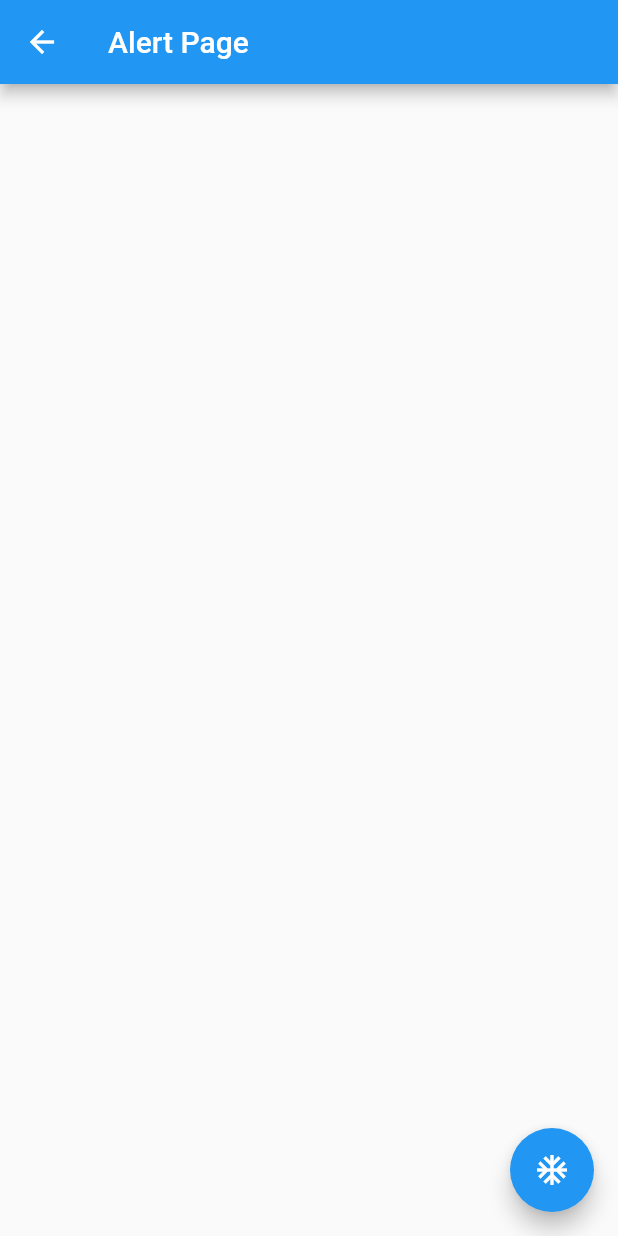
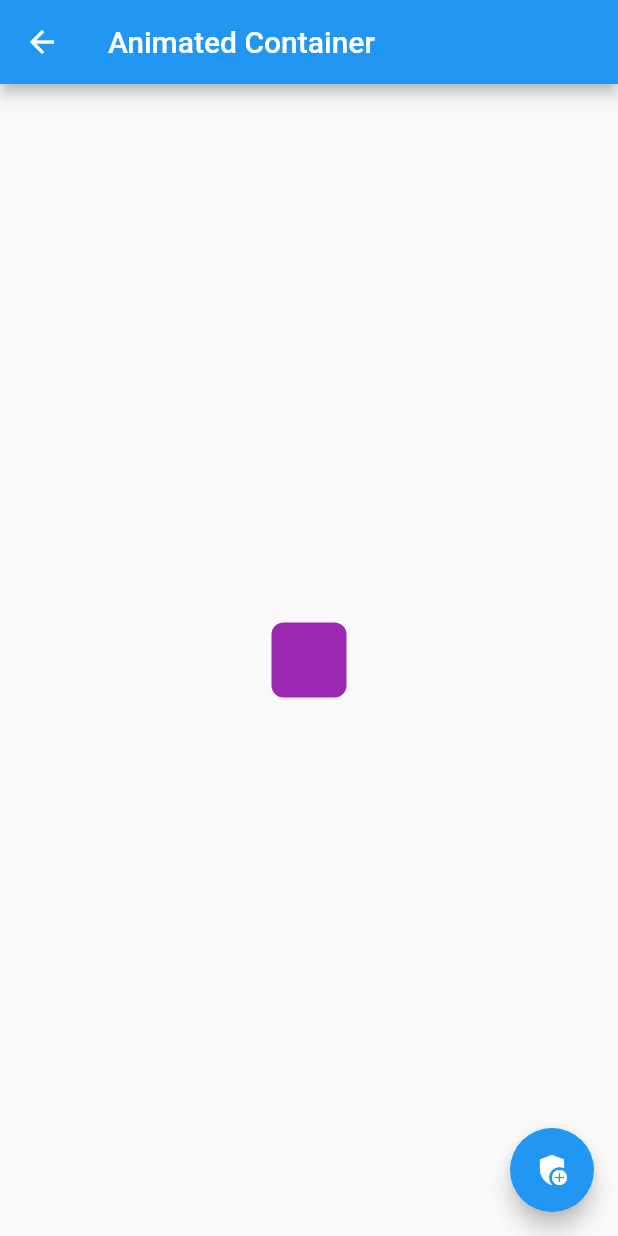
Before and after one commit to ErickMUOSD/dsm-43-app, a Flutter app: the screen it shows after launch, after a tap on "Animated Container", on a phone screen of 412 x 824 dp. Run offline on Flutter 3.47's test engine with Material 2 defaults, Android fonts, the phone set to English and light mode, and no system bars; network calls fail.

Commit message:
animated container duration curve random

```diff
--- /dev/null
+++ b/lib/src/pages/animated_container.dart
@@ -0,0 +1,53 @@
+import 'dart:math';
+
+import 'package:flutter/material.dart';
+
+class AnimateContainer extends StatefulWidget {
+  AnimateContainer({Key? key}) : super(key: key);
+
+  @override
+  _AnimateContainerState createState() => _AnimateContainerState();
+}
+
+class _AnimateContainerState extends State<AnimateContainer> {
+  double _width = 50;
+  double _height = 50;
+  Color _color = Colors.purple;
+  BorderRadiusGeometry _borderRadiusGeometry = BorderRadius.circular(8.0);
+
+  @override
+  Widget build(BuildContext context) {
+    return Scaffold(
+      appBar: AppBar(
+        title: Text('Animated Container'),
+      ),
+      body: Center(
+        child: AnimatedContainer(
+          duration: const Duration(seconds: 1),
+          curve: Curves.elasticInOut,
+          width: _width,
+          height: _height,
+          decoration:
+              BoxDecoration(color: _color, borderRadius: _borderRadiusGeometry),
+        ),
+      ),
+      floatingActionButton: FloatingActionButton(
+        onPressed: changeSquare,
+        child: const Icon(Icons.add_moderator_sharp),
+      ),
+    );
+  }
+
+  void changeSquare() {
+    final rand = Random();
+
+    setState(() {
+      _width = rand.nextInt(300).toDouble();
+      _height = rand.nextInt(300).toDouble();
+      _color = Color.fromARGB(
+          255, rand.nextInt(255), rand.nextInt(255), rand.nextInt(255));
+      _borderRadiusGeometry =
+          BorderRadius.circular(rand.nextInt(100).toDouble());
+    });
+  }
+}
--- a/lib/src/pages/avatar_page.dart
+++ b/lib/src/pages/avatar_page.dart
@@ -9,7 +9,7 @@ class Avatar_Page extends StatelessWidget {
       appBar: AppBar(
         title: Text('Avatar Page'),
         actions: [
-          CircleAvatar(
+          const CircleAvatar(
             child: Image(
               image: NetworkImage(
                   'https://pbs.twimg.com/media/FBwryNfXMBAq7gm?format=jpg&name=900x900'),
@@ -24,7 +24,7 @@ class Avatar_Page extends StatelessWidget {
           )
         ],
       ),
-      body: Center(
+      body: const Center(
         child: Image(
           image: NetworkImage(
               'https://pbs.twimg.com/media/FBwryNfXMBAq7gm?format=jpg&name=900x900'),
--- a/lib/src/routes/routes.dart
+++ b/lib/src/routes/routes.dart
@@ -1,3 +1,4 @@
+import 'package:dsm_43_app/src/pages/animated_container.dart';
 import 'package:flutter/material.dart';
 
 import 'package:dsm_43_app/src/pages/avatar_page.dart';
@@ -9,5 +10,6 @@ Map<String, WidgetBuilder> getAppRoutes() {
     '/': (context) => HomePage(),
     'alert': (context) => const AlertPage(),
     'avatar': (context) => const Avatar_Page(),
+    'animatedContainer': (context) => AnimateContainer(),
   };
 }
```
